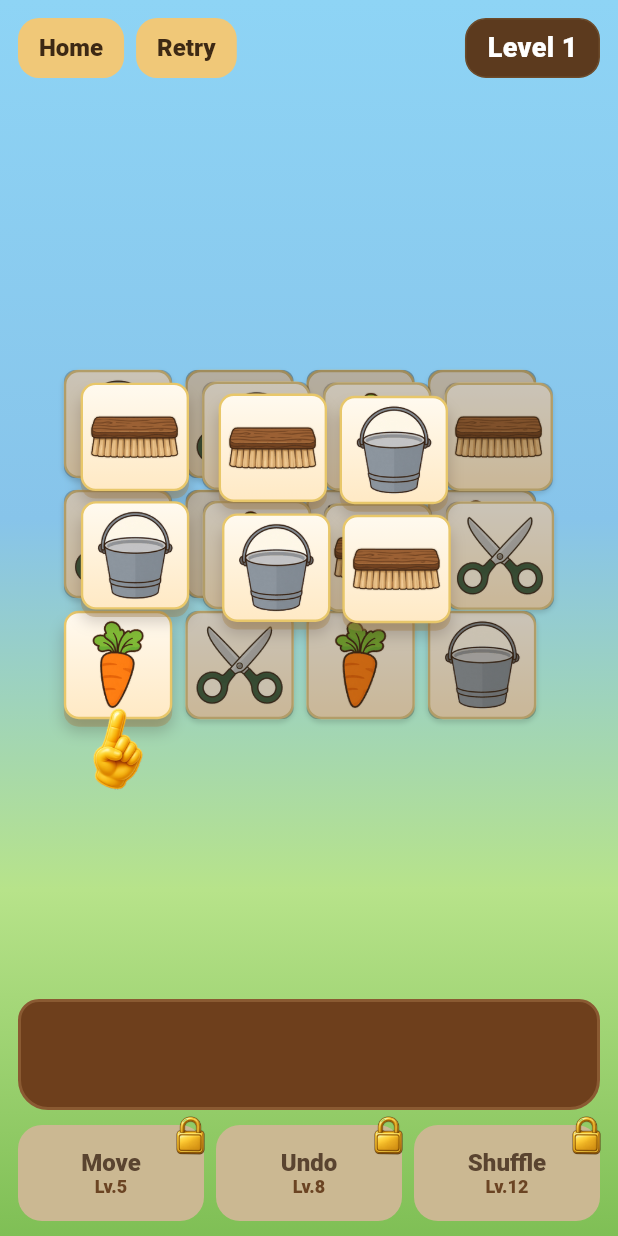
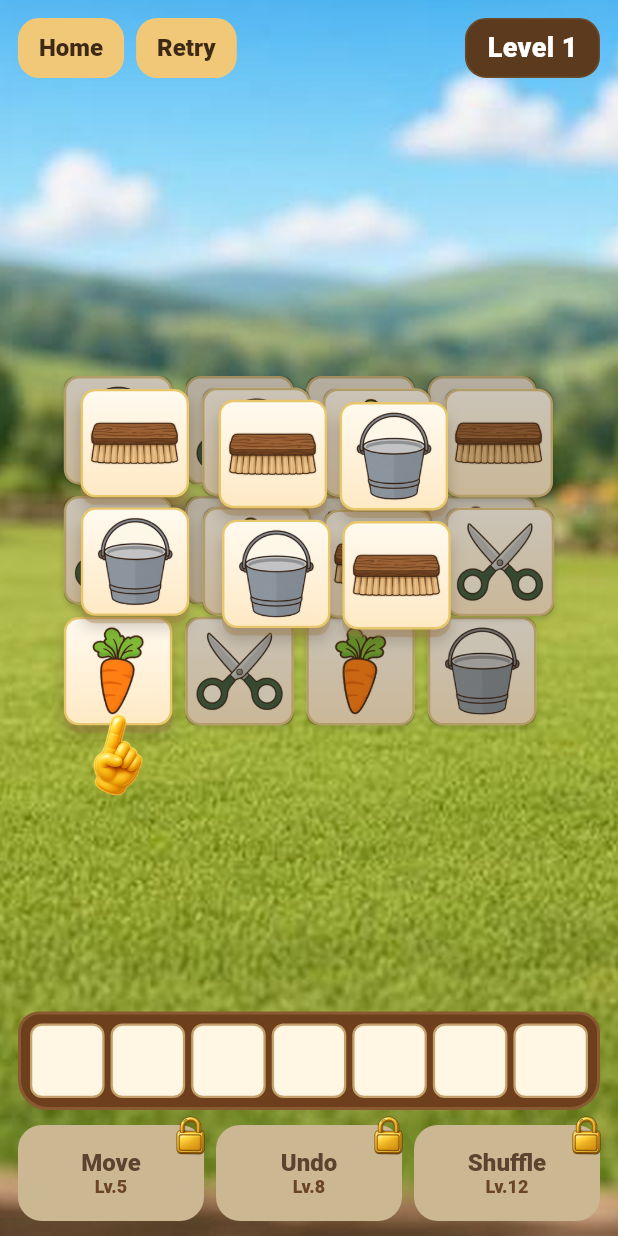
Before and after one commit to janetsun1229-cell/farmMatch-app, a Flutter app: the screen it shows after launch, after a tap on an icon or button, on a phone screen of 412 x 824 dp. Run offline on Flutter 3.47's test engine with Material 3 defaults, Android fonts, the phone set to English and light mode, and no system bars; our stand-ins replace audioplayers, flutter_riverpod, go_router, in_app_purchase, shared_preferences.

Commit message:
Align home and play visuals with farm scene (#5)
Cover both screens with the level background, draw equal cream tray slots, and anchor match sparks on the three clearing slots. The home greeting sits under the title, and the level control is a flat wide bar.

Co-authored-by: Cursor Agent <cursoragent@cursor.com>
Co-authored-by: joey <janetsun1229-cell@users.noreply.github.com>

```diff
--- a/lib/core/theme/farm_theme.dart
+++ b/lib/core/theme/farm_theme.dart
@@ -48,15 +48,28 @@ ThemeData buildFarmTheme() {
 }
 
 class SkyBackdrop extends StatelessWidget {
-  const SkyBackdrop({super.key, required this.child});
+  const SkyBackdrop({super.key, required this.child, this.scene});
 
   final Widget child;
+
+  /// Farm scene painted with [BoxFit.cover]. Home and play pass the level
+  /// background; other screens keep the sky gradient.
+  final String? scene;
 
   @override
   Widget build(BuildContext context) {
     return DecoratedBox(
-      decoration: const BoxDecoration(
-        gradient: LinearGradient(
+      decoration: BoxDecoration(
+        color: FarmColors.sky,
+        image: scene == null
+            ? null
+            : DecorationImage(
+                image: AssetImage(scene!),
+                fit: BoxFit.cover,
+                alignment: Alignment.center,
+              ),
+        gradient: scene == null
+            ? const LinearGradient(
                 begin: Alignment.topCenter,
                 end: Alignment.bottomCenter,
                 colors: [
@@ -66,7 +79,8 @@ class SkyBackdrop extends StatelessWidget {
                   FarmColors.grass
                 ],
                 stops: [0, 0.42, 0.72, 1],
-        ),
+              )
+            : null,
       ),
       child: child,
     );
--- a/lib/features/game/presentation/game_page.dart
+++ b/lib/features/game/presentation/game_page.dart
@@ -45,11 +45,13 @@ class _GamePageState extends ConsumerState<GamePage>
   final _stackKey = GlobalKey();
   final _slotKeys = List<GlobalKey>.generate(7, (_) => GlobalKey());
   late final AnimationController _fly;
+  late final AnimationController _land;
   late final AnimationController _pop;
   late final AnimationController _confetti;
   late final SfxPlayer _sfx;
   _Fly? _flying;
   MatchPlan? _popping;
+  int? _landIndex;
   var _busy = false;
   var _celebrating = false;
   var _hintsSent = false;
@@ -59,6 +61,10 @@ class _GamePageState extends ConsumerState<GamePage>
     super.initState();
     final timing = ref.read(configProvider).timing;
     _fly = AnimationController(
+      vsync: this,
+      duration: Duration(milliseconds: (timing.flySeconds * 1000).round()),
+    );
+    _land = AnimationController(
       vsync: this,
       duration: Duration(milliseconds: (timing.flySeconds * 1000).round()),
     );
@@ -72,6 +78,7 @@ class _GamePageState extends ConsumerState<GamePage>
     );
     _sfx = SfxPlayer();
     _fly.addListener(() => setState(() {}));
+    _land.addListener(() => setState(() {}));
     _pop.addListener(() => setState(() {}));
     _confetti.addListener(() => setState(() {}));
   }
@@ -79,6 +86,7 @@ class _GamePageState extends ConsumerState<GamePage>
   @override
   void dispose() {
     _fly.dispose();
+    _land.dispose();
     _pop.dispose();
     _confetti.dispose();
     _sfx.dispose();
@@ -114,6 +122,23 @@ class _GamePageState extends ConsumerState<GamePage>
     return box.globalToLocal(global);
   }
 
+  Rect _localRect(Rect global) => _local(global.topLeft) & global.size;
+
+  /// Bounding-box center of the three slots being cleared, in stack space.
+  Offset? _sparkAnchor(List<TileCard> tray) {
+    final plan = _popping;
+    if (plan == null) return null;
+    final ids = plan.ids.toSet();
+    final rects = <Rect>[];
+    for (var i = 0; i < tray.length && i < _slotKeys.length; i++) {
+      if (!ids.contains(tray[i].id)) continue;
+      final rect = _slotRect(i);
+      if (rect == null) continue;
+      rects.add(_localRect(rect));
+    }
+    return matchSparkAnchor(rects);
+  }
+
   Future<void> _arrive(TileCard card, Rect? from) async {
     _syncMute();
     final index = _controller.snapshot.game?.tray.length ?? 0;
@@ -131,13 +156,18 @@ class _GamePageState extends ConsumerState<GamePage>
     setState(() => _flying = null);
     final plan = _controller.peek();
     if (plan != null) {
-      setState(() => _popping = plan);
+      setState(() {
+        _popping = plan;
+        _landIndex = null;
+      });
       await _sfx.play('pop');
       await _pop.forward(from: 0);
       if (!mounted) return;
       _controller.commitStrip(plan);
       setState(() => _popping = null);
     } else {
+      setState(() => _landIndex = index);
+      _land.forward(from: 0);
       _controller.commitJudge();
       await _sfx.play('tap');
     }
@@ -328,6 +358,7 @@ class _GamePageState extends ConsumerState<GamePage>
         context.go('/');
       },
       child: SkyBackdrop(
+        scene: 'assets/images/level-bg.jpg',
         child: Scaffold(
           backgroundColor: Colors.transparent,
           body: SafeArea(
@@ -349,7 +380,7 @@ class _GamePageState extends ConsumerState<GamePage>
                   ],
                 ),
                 if (_flying != null) _flyWidget(),
-                if (_popping != null) _sparks(),
+                if (_popping != null) _sparks(vm.game?.tray ?? const []),
                 if (_celebrating || vm.game?.status == GameStatus.win)
                   _confettiLayer(),
                 if (vm.game?.status == GameStatus.fail && !_busy)
@@ -454,6 +485,9 @@ class _GamePageState extends ConsumerState<GamePage>
                 popping: _popping,
                 popT: _pop.value,
                 popScale: config.timing.matchPopScale,
+                landIndex: _landIndex,
+                landT: _land.value,
+                bounceScale: config.timing.trayBounceScale,
               ),
               const SizedBox(height: 10),
               _Powers(
@@ -526,13 +560,15 @@ class _GamePageState extends ConsumerState<GamePage>
     );
   }
 
-  Widget _sparks() {
+  Widget _sparks(List<TileCard> tray) {
+    final origin = _sparkAnchor(tray);
+    if (origin == null) return const SizedBox.shrink();
     final count = ref.read(configProvider).timing.sparkCountMax;
     return IgnorePointer(
       child: Stack(
         children: [
           for (var i = 0; i < count; i++)
-            _Spark(index: i, count: count, t: _pop.value),
+            _Spark(index: i, count: count, t: _pop.value, origin: origin),
         ],
       ),
     );
@@ -701,6 +737,9 @@ class _Tray extends StatelessWidget {
     required this.popping,
     required this.popT,
     required this.popScale,
+    required this.landIndex,
+    required this.landT,
+    required this.bounceScale,
   });
 
   final List<TileCard> cards;
@@ -710,13 +749,26 @@ class _Tray extends StatelessWidget {
   final MatchPlan? popping;
   final double popT;
   final double popScale;
+  final int? landIndex;
+  final double landT;
+  final double bounceScale;
+
+  static const _gap = 4.0;
+  static const _pad = 6.0;
 
   @override
   Widget build(BuildContext context) {
     final popIds = popping?.ids.toSet() ?? const <String>{};
+    final popIndices = <int>[];
+    for (var i = 0; i < cards.length; i++) {
+      if (popIds.contains(cards[i].id)) popIndices.add(i);
+    }
+    final popMid = popIndices.isEmpty
+        ? 0.0
+        : popIndices.reduce((a, b) => a + b) / popIndices.length;
+    final slots = capacity <= 0 ? 7 : capacity;
     return AnimatedContainer(
       duration: const Duration(milliseconds: 180),
-      height: 74,
       decoration: BoxDecoration(
         color: warn ? FarmColors.warn : FarmColors.wood,
         borderRadius: const BorderRadius.vertical(
@@ -728,53 +780,102 @@ class _Tray extends StatelessWidget {
           width: 2,
         ),
       ),
-      padding: const EdgeInsets.symmetric(horizontal: 6, vertical: 6),
+      padding: const EdgeInsets.all(_pad),
       child: Row(
         children: [
-          for (var i = 0; i < capacity; i++)
+          for (var i = 0; i < slots; i++) ...[
+            if (i > 0) const SizedBox(width: _gap),
             Expanded(
-              child: Container(
-                key: i < slotKeys.length ? slotKeys[i] : null,
-                margin: const EdgeInsets.symmetric(horizontal: 2),
-                decoration: BoxDecoration(
-                  color: FarmColors.woodDark,
-                  borderRadius: BorderRadius.horizontal(
-                    left: i == 0 ? const Radius.circular(10) : Radius.zero,
-                    right: i == capacity - 1
-                        ? const Radius.circular(12)
-                        : Radius.zero,
-                  ),
+              child: AspectRatio(
+                aspectRatio: 1,
+                child: LayoutBuilder(
+                  builder: (context, constraints) {
+                    return _SlotWell(
+                      key: i < slotKeys.length ? slotKeys[i] : null,
+                      scale: i == landIndex
+                          ? trayLandScale(landT, bounceScale)
+                          : 1,
+                      child: i < cards.length
+                          ? _slotFace(
+                              i,
+                              cards[i],
+                              popIds,
+                              popMid,
+                              constraints.maxWidth,
+                            )
+                          : null,
+                    );
+                  },
                 ),
-                child: i < cards.length
-                    ? _slotFace(i, cards[i], popIds)
-                    : const SizedBox.shrink(),
               ),
             ),
+          ],
         ],
       ),
     );
   }
 
-  Widget _slotFace(int index, TileCard card, Set<String> popIds) {
-    final popping = popIds.contains(card.id);
-    final mid = popping ? (popIds.length - 1) / 2 : index.toDouble();
-    final shift = popping ? (mid - index) * 18 * popT : 0.0;
-    final scale = popping
+  Widget _slotFace(
+    int index,
+    TileCard card,
+    Set<String> popIds,
+    double popMid,
+    double slot,
+  ) {
+    final clearing = popIds.contains(card.id);
+    final gather = clearing ? (popT < 0.35 ? popT / 0.35 : 1.0) : 0.0;
+    final shift = clearing ? (popMid - index) * slot * gather : 0.0;
+    final scale = clearing
         ? 1 +
             (popScale - 1) *
                 (popT < 0.45 ? popT / 0.45 : 1 - (popT - 0.45) / 0.55)
         : 1.0;
+    final glyph = slot * 0.86;
     return Opacity(
-      opacity: popping ? (1 - popT).clamp(0.0, 1.0) : 1,
+      opacity: clearing ? (1 - popT).clamp(0.0, 1.0) : 1,
       child: Transform.translate(
-        offset: Offset(shift, popping ? -16 * popT : 0),
+        offset: Offset(shift, clearing ? -16 * popT : 0),
         child: Transform.scale(
           scale: scale,
-          child: ItemGlyph(type: card.type, padding: const EdgeInsets.all(4)),
+          child: Center(
+            child: SizedBox(
+              width: glyph,
+              height: glyph,
+              child: ItemGlyph(type: card.type),
+            ),
+          ),
         ),
       ),
     );
   }
+}
+
+class _SlotWell extends StatelessWidget {
+  const _SlotWell({super.key, required this.scale, required this.child});
+
+  final double scale;
+  final Widget? child;
+
+  @override
+  Widget build(BuildContext context) {
+    return Transform.scale(
+      scale: scale,
+      child: DecoratedBox(
+        decoration: BoxDecoration(
+          color: FarmColors.cream,
+          borderRadius: BorderRadius.circular(8),
+          border: Border.all(color: const Color(0xFFC4A06A), width: 1.5),
+        ),
+        child: child,
+      ),
+    );
+  }
+}
+
+double trayLandScale(double t, double peak) {
+  if (t <= 0 || t >= 1) return 1;
+  if (t < 0.45) return 1 + (peak - 1) * (t / 0.45);
+  return peak + (1 - peak) * ((t - 0.45) / 0.55);
 }
 
 class _HoldChip extends StatelessWidget {
@@ -1024,40 +1125,45 @@ class _FlashState extends State<_Flash> with SingleTickerProviderStateMixin {
 }
 
 class _Spark extends StatelessWidget {
-  const _Spark({required this.index, required this.count, required this.t});
+  const _Spark({
+    required this.index,
+    required this.count,
+    required this.t,
+    required this.origin,
+  });
 
   final int index;
   final int count;
   final double t;
+  final Offset origin;
 
   @override
   Widget build(BuildContext context) {
     final angle = (math.pi * 2 * index) / count;
     final dist = (28 + (index % 3) * 12) * t;
-    return Align(
-      alignment: Alignment.bottomCenter,
-      child: Transform.translate(
-        offset: Offset(math.cos(angle) * dist, -80 + math.sin(angle) * dist),
-        child: Opacity(
-          opacity: (1 - t).clamp(0, 1),
-          child: index.isEven
-              ? const Image(
-                  image: AssetImage('assets/images/ui/star-spark.png'),
-                  width: 18,
-                  height: 18,
-                )
-              : Container(
-                  width: 10,
-                  height: 10,
-                  decoration: const BoxDecoration(
-                    color: Color(0xFFFFD84A),
-                    shape: BoxShape.circle,
-                  ),
-                ),
+    const size = 18.0;
+    return Positioned(
+      left: origin.dx - size / 2 + math.cos(angle) * dist,
+      top: origin.dy - size / 2 + math.sin(angle) * dist,
+      child: Opacity(
+        opacity: (1 - t).clamp(0, 1),
+        child: const Image(
+          image: AssetImage('assets/images/ui/star-spark.png'),
+          width: size,
+          height: size,
         ),
       ),
     );
   }
+}
+
+/// Center of the box around [slots]. Null when nothing is clearing.
+Offset? matchSparkAnchor(Iterable<Rect> slots) {
+  Rect? box;
+  for (final slot in slots) {
+    box = box == null ? slot : box.expandToInclude(slot);
+  }
+  return box?.center;
 }
 
 class _ConfettiBit extends StatelessWidget {
--- a/lib/features/home/presentation/home_page.dart
+++ b/lib/features/home/presentation/home_page.dart
@@ -1,3 +1,5 @@
+import 'dart:math' as math;
+
 import 'package:flutter/material.dart';
 import 'package:flutter_riverpod/flutter_riverpod.dart';
 import 'package:go_router/go_router.dart';
@@ -23,14 +25,16 @@ class HomePage extends ConsumerWidget {
     final locked = !snapshot.access.allowed;
     final invited = ref.watch(inviteBannerProvider);
     final giftDot = ref.watch(giftRemindProvider).showDot;
+    final width = MediaQuery.sizeOf(context).width;
     return GrowthToastListener(
       child: SkyBackdrop(
+        scene: 'assets/images/level-bg.jpg',
         child: Scaffold(
           backgroundColor: Colors.transparent,
           body: SafeArea(
             child: Stack(
               children: [
-                const Positioned(left: 0, bottom: 120, child: _Farmer()),
+                const Positioned(left: 0, bottom: 0, child: _Farmer()),
                 Padding(
                   padding: const EdgeInsets.fromLTRB(16, 8, 16, 28),
                   child: Column(
@@ -74,9 +78,19 @@ class HomePage extends ConsumerWidget {
                       const SizedBox(height: 4),
                       Image.asset(
                         'assets/images/home-title.png',
-                        width: 420,
+                        width: math.min(420, width - 32),
                         fit: BoxFit.contain,
                         semanticLabel: 'Farm Match',
+                      ),
+                      const SizedBox(height: 8),
+                      Text(
+                        'Hello, ${snapshot.user.nickname}',
+                        key: const Key('home-nickname'),
+                        textAlign: TextAlign.center,
+                        style: const TextStyle(
+                            fontSize: 18,
+                            fontWeight: FontWeight.w800,
+                            color: FarmColors.ink),
                       ),
                       if (snapshot.progress.clearedAll)
                         Padding(
@@ -88,14 +102,6 @@ class HomePage extends ConsumerWidget {
                           ),
                         ),
                       const Spacer(),
-                      Text(
-                        'Hello, ${snapshot.user.nickname}',
-                        style: const TextStyle(
-                            fontSize: 18,
-                            fontWeight: FontWeight.w800,
-                            color: FarmColors.ink),
-                      ),
-                      const SizedBox(height: 12),
                       if (invited) ...[
                         const Text(
                           'Invite saved. Clear level 1 — you both get free boosts.',
@@ -147,31 +153,22 @@ class _PlayButton extends StatelessWidget {
     return Semantics(
       button: true,
       label: locked ? 'Level $level locked' : 'Play level $level',
-      child: GestureDetector(
+      child: LayoutBuilder(
+        builder: (context, constraints) {
+          final barWidth = math.min(560.0, constraints.maxWidth);
+          final barHeight = barWidth * 120 / 560;
+          return GestureDetector(
             key: const Key('home-play'),
             onTap: onPressed,
             child: Container(
-          width: 108,
-          height: 108,
+              width: barWidth,
+              height: barHeight,
               alignment: Alignment.center,
               decoration: BoxDecoration(
-            borderRadius: BorderRadius.circular(24),
-            gradient: const RadialGradient(
-              center: Alignment(-0.3, -0.4),
-              colors: [
-                Color(0xFFF3FFB0),
-                Color(0xFF7CF25A),
-                Color(0xFF2FD048),
-                Color(0xFF12A032)
-              ],
-              stops: [0, 0.28, 0.62, 1],
-            ),
+                color: const Color(0xFF2FBE45),
+                borderRadius: BorderRadius.circular(barHeight * 0.28),
                 boxShadow: const [
                   BoxShadow(color: Color(0xFF0A6A20), offset: Offset(0, 6)),
-              BoxShadow(
-                  color: Color(0x44002800),
-                  offset: Offset(0, 10),
-                  blurRadius: 12),
                 ],
               ),
               child: Stack(
@@ -179,19 +176,16 @@ class _PlayButton extends StatelessWidget {
                 children: [
                   Text(
                     '$level',
-                style: const TextStyle(
-                  fontSize: 48,
+                    style: TextStyle(
+                      fontSize: barHeight * 0.42,
                       fontWeight: FontWeight.w900,
                       color: Colors.white,
-                  shadows: [
-                    Shadow(color: Color(0xFF146B28), offset: Offset(0, 2))
-                  ],
+                      height: 1,
                     ),
                   ),
                   if (locked)
                     const Positioned(
-                  right: 8,
-                  top: 8,
+                      right: 18,
                       child: Image(
                           image: AssetImage('assets/images/ui/power-lock.png'),
                           width: 28,
@@ -200,6 +194,8 @@ class _PlayButton extends StatelessWidget {
                 ],
               ),
             ),
+          );
+        },
       ),
     );
   }
@@ -231,7 +227,7 @@ class _FarmerState extends State<_Farmer> with SingleTickerProviderStateMixin {
 
   @override
   Widget build(BuildContext context) {
-    final width = MediaQuery.sizeOf(context).width;
+    final width = math.min(MediaQuery.sizeOf(context).width * 0.42, 200.0);
     return AnimatedBuilder(
       animation: _controller,
       builder: (context, child) {
@@ -245,7 +241,9 @@ class _FarmerState extends State<_Farmer> with SingleTickerProviderStateMixin {
       },
       child: Image.asset(
         'assets/images/home-farmer.png',
-        width: width.clamp(0, 480) * 0.46,
+        key: const Key('home-farmer'),
+        width: width,
+        height: width * 640 / 647,
         fit: BoxFit.contain,
       ),
     );
--- a/pubspec.yaml
+++ b/pubspec.yaml
@@ -27,6 +27,7 @@ flutter:
     - assets/config/default_config.json
     - assets/images/home-title.png
     - assets/images/home-farmer.png
+    - assets/images/level-bg.jpg
     - assets/images/items/
     - assets/images/ui/
     - assets/audio/
```
Also changed, not shown: assets/images/level-bg.jpg (added), 2 other files. Lines whose indentation alone changed are shown as unchanged.
